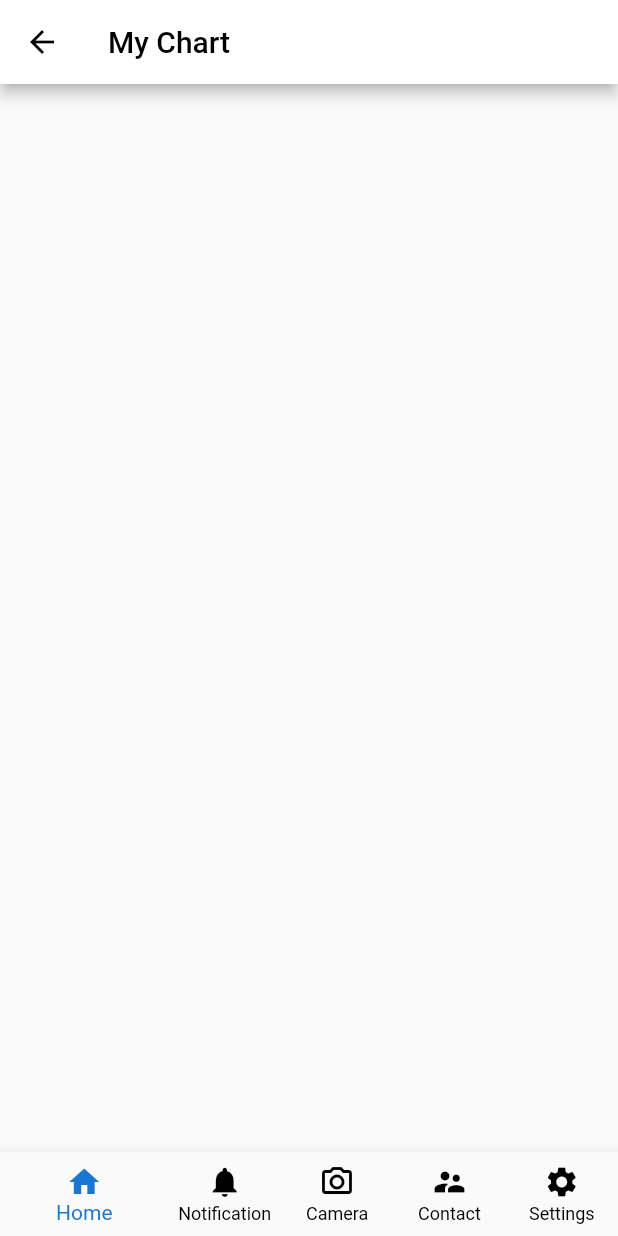
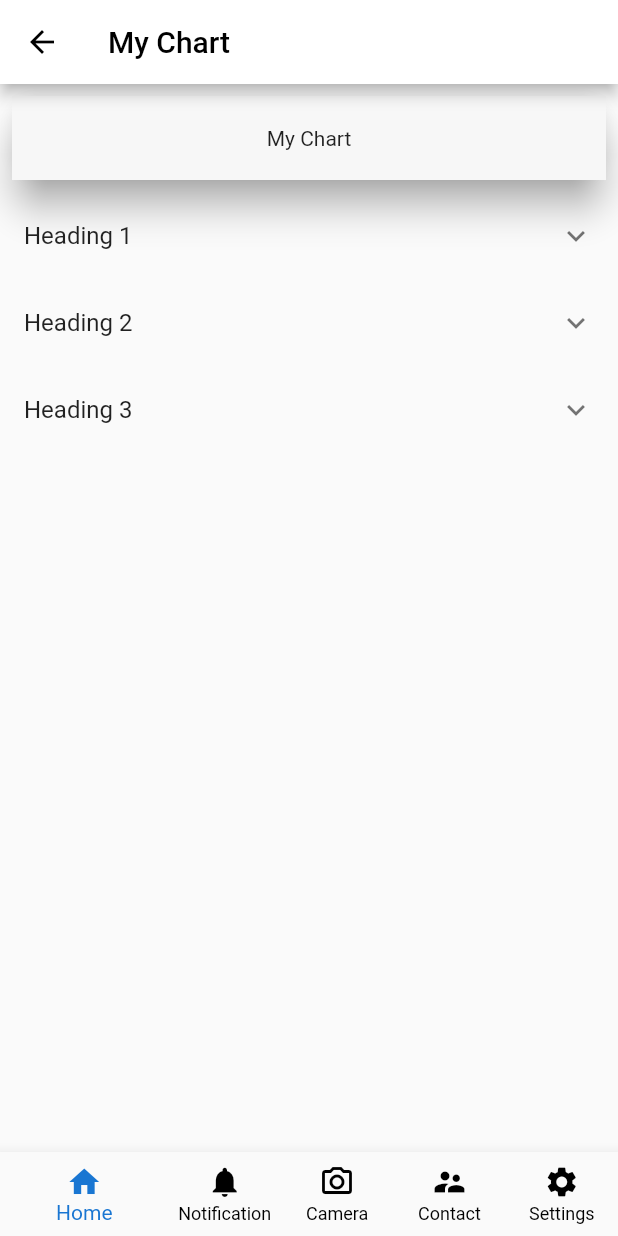
Before and after one commit to mbbipul/mbbipul-hSenidMobile_codingtest, a Flutter app: the screen it shows after launch, on a phone screen of 412 x 824 dp. Run offline on Flutter 3.47's test engine with Material 2 defaults, Android fonts, the light colour scheme and no system bars.

Commit message:
Implement basic nested list with dummy data

```diff
--- a/lib/src/app.dart
+++ b/lib/src/app.dart
@@ -1,6 +1,7 @@
 import 'dart:io';
 import 'package:flutter/material.dart';
 import 'package:hsenidmobile_coding_task/src/ui/utils/hex_color.dart';
+import 'package:hsenidmobile_coding_task/src/ui/views/myChart/myChart.view.dart';
 
 class App extends StatelessWidget {
   const App({Key? key}) : super(key: key);
@@ -49,6 +50,7 @@ class App extends StatelessWidget {
           showUnselectedLabels: true,
           backgroundColor: HexColor('#FAFCFC'),
         ),
+        body: const MyChart(),
       ),
     );
   }
--- /dev/null
+++ b/lib/src/ui/utils/chart.dart
@@ -0,0 +1,5 @@
+class Chart {
+  Chart(this.title, [this.children = const <Chart>[]]);
+  final String title;
+  final List<Chart> children;
+}
--- /dev/null
+++ b/lib/src/ui/utils/chart_datas.dart
@@ -0,0 +1,42 @@
+import 'package:hsenidmobile_coding_task/src/ui/utils/chart.dart';
+
+final List<Chart> chartDatas = <Chart>[
+  Chart(
+    'Heading 1',
+    <Chart>[
+      Chart(
+        'Sub Heading 1',
+        <Chart>[
+          Chart('Row 1'),
+          Chart('Row 2'),
+          Chart('Row 3'),
+        ],
+      ),
+      Chart('Sub Heading 2'),
+      Chart('Sub Heading 3'),
+    ],
+  ),
+  Chart(
+    'Heading 2',
+    <Chart>[
+      Chart('Sub Heading 1'),
+      Chart('Sub Heading 2'),
+    ],
+  ),
+  Chart(
+    'Heading 3',
+    <Chart>[
+      Chart('Sub Heading 1'),
+      Chart('Sub Heading 2'),
+      Chart(
+        'Sub Heading 3',
+        <Chart>[
+          Chart('Row 1'),
+          Chart('Row 2'),
+          Chart('Row 3'),
+          Chart('Row 4'),
+        ],
+      ),
+    ],
+  ),
+];
--- a/lib/src/ui/views/myChart/myChart.view.dart
+++ b/lib/src/ui/views/myChart/myChart.view.dart
@@ -1,22 +1,19 @@
-import 'dart:io';
-
 import 'package:flutter/material.dart';
+import 'package:hsenidmobile_coding_task/src/ui/views/myChart/widgets/charts.dart';
+import './widgets/header.dart';
 
 class MyChart extends StatelessWidget {
   const MyChart({Key? key}) : super(key: key);
 
   @override
   Widget build(BuildContext context) {
-    return MaterialApp(
-      home: Scaffold(
-        appBar: AppBar(
-          title: const Text('My Chart'),
-          leading: IconButton(
-            icon: const Icon(Icons.arrow_back),
-            onPressed: () => exit(0),
-          ),
+    return Column(
+      children: const <Widget>[
+        ChartHeader(),
+        Flexible(
+          child: Charts(),
         ),
-      ),
+      ],
     );
   }
 }
--- /dev/null
+++ b/lib/src/ui/views/myChart/widgets/chart_item.dart
@@ -0,0 +1,23 @@
+import 'package:flutter/cupertino.dart';
+import 'package:flutter/material.dart';
+import 'package:hsenidmobile_coding_task/src/ui/utils/chart.dart';
+
+class ChartItem extends StatelessWidget {
+  const ChartItem(this.entry);
+
+  final Chart entry;
+
+  Widget _buildTiles(Chart root) {
+    if (root.children.isEmpty) return ListTile(title: Text(root.title));
+    return ExpansionTile(
+      key: PageStorageKey<Chart>(root),
+      title: Text(root.title),
+      children: root.children.map(_buildTiles).toList(),
+    );
+  }
+
+  @override
+  Widget build(BuildContext context) {
+    return _buildTiles(entry);
+  }
+}
--- /dev/null
+++ b/lib/src/ui/views/myChart/widgets/charts.dart
@@ -0,0 +1,15 @@
+import 'package:flutter/material.dart';
+import 'package:hsenidmobile_coding_task/src/ui/utils/chart_datas.dart';
+import 'package:hsenidmobile_coding_task/src/ui/views/myChart/widgets/chart_item.dart';
+
+class Charts extends StatelessWidget {
+  const Charts({Key? key}) : super(key: key);
+  @override
+  Widget build(BuildContext context) {
+    return ListView.builder(
+      itemBuilder: (BuildContext context, int index) =>
+          ChartItem(chartDatas[index]),
+      itemCount: chartDatas.length,
+    );
+  }
+}
--- /dev/null
+++ b/lib/src/ui/views/myChart/widgets/header.dart
@@ -0,0 +1,29 @@
+import 'package:flutter/material.dart';
+import 'package:hsenidmobile_coding_task/src/ui/utils/hex_color.dart';
+
+class ChartHeader extends StatelessWidget {
+  const ChartHeader({Key? key}) : super(key: key);
+
+  @override
+  Widget build(BuildContext context) {
+    return Card(
+      color: Colors.transparent,
+      elevation: 10,
+      shadowColor: Colors.grey,
+      margin: const EdgeInsets.all(8),
+      shape: RoundedRectangleBorder(
+        borderRadius: BorderRadius.circular(20.0),
+      ),
+      child: Container(
+        width: MediaQuery.of(context).size.width,
+        padding: const EdgeInsets.only(top: 20, bottom: 20),
+        child: const Center(
+          child: Text('My Chart'),
+        ),
+        decoration: BoxDecoration(
+          color: HexColor('#F7F7F7'),
+        ),
+      ),
+    );
+  }
+}
```
